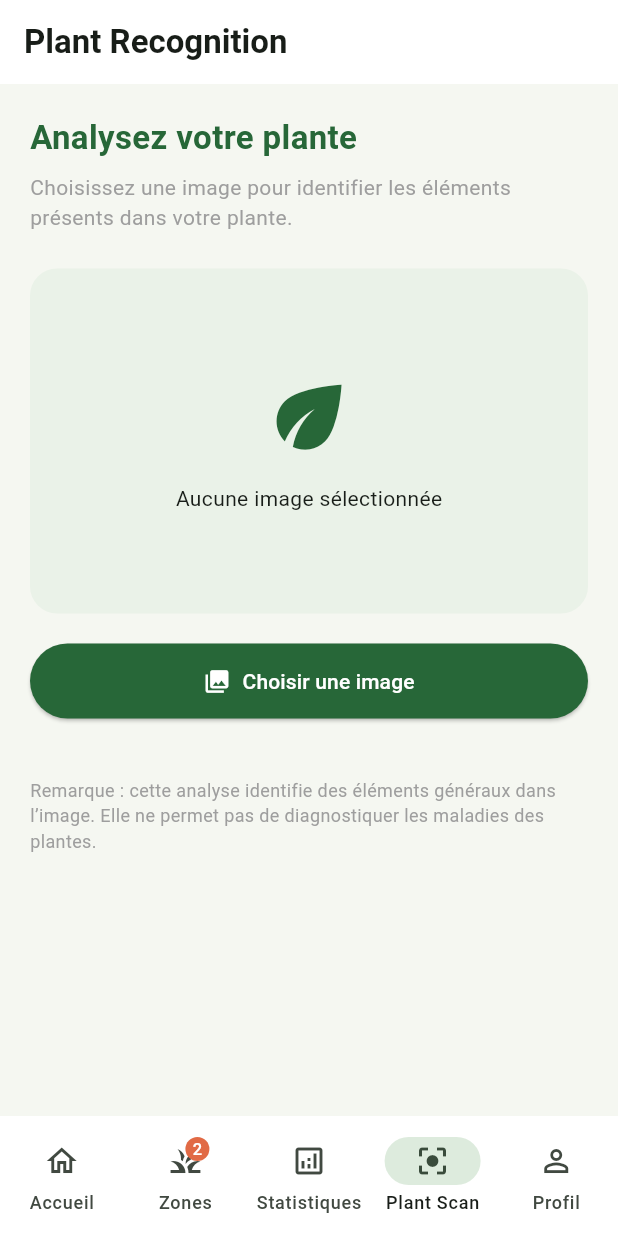
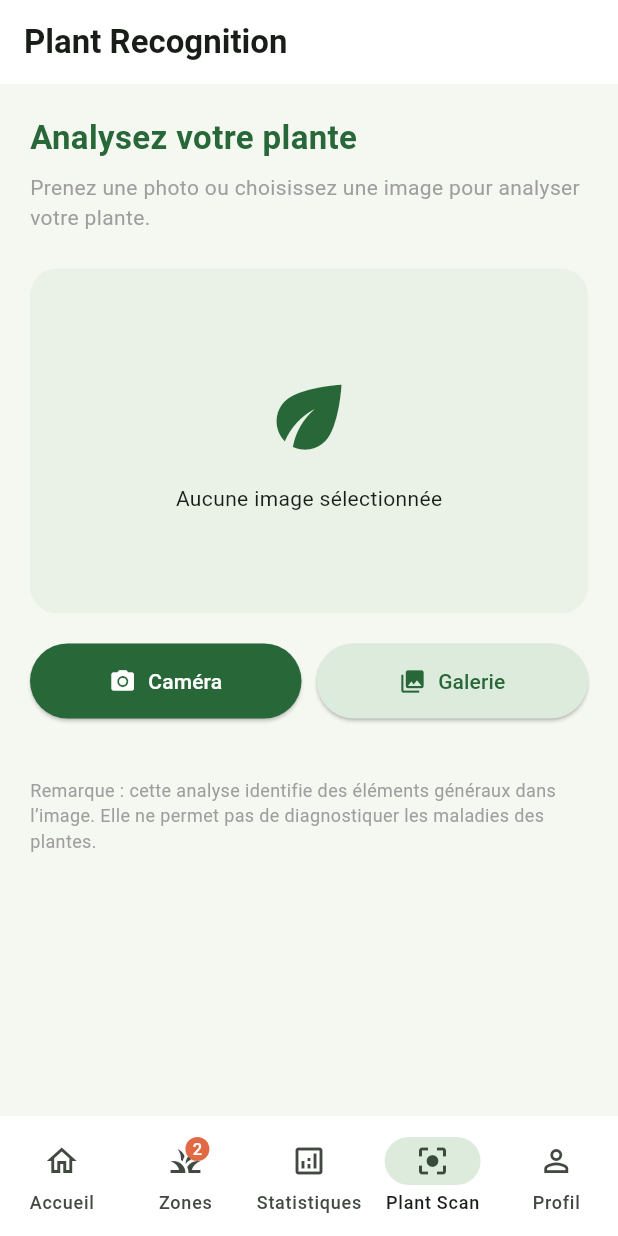
Before and after one commit to mehersoula1032-droid/agrismart_next, a Flutter app: the screen it shows once a user with an empty profile is signed in, item 4 of the bottom bar chosen, on a phone screen of 412 x 824 dp. Run offline on Flutter 3.47's test engine with Material 3 defaults, Android fonts, the phone set to English and light mode, and no system bars; our stand-ins replace firebase_auth, firebase_core, image_picker; missing offline and left inert: google_mlkit_image_labeling; accounts and stored records are empty.

Commit message:
Add camera and Firebase AI dependency

```diff
--- a/lib/screens/plant_recognition_screen.dart
+++ b/lib/screens/plant_recognition_screen.dart
@@ -19,6 +19,7 @@ class _PlantRecognitionScreenState
 
   File? selectedImage;
   List<ImageLabel> labels = [];
+
   bool isLoading = false;
   String? errorMessage;
 
@@ -28,9 +29,12 @@ class _PlantRecognitionScreenState
     ),
   );
 
-  Future<void> selectImage() async {
+  // Camera and Gallery
+  Future<void> selectImage(ImageSource source) async {
+    try {
       final XFile? image = await _picker.pickImage(
-      source: ImageSource.gallery,
+        source: source,
+        imageQuality: 85,
       );
 
       if (image == null) return;
@@ -42,7 +46,6 @@ class _PlantRecognitionScreenState
         isLoading = true;
       });
 
-    try {
       final inputImage = InputImage.fromFilePath(image.path);
       final results = await _imageLabeler.processImage(inputImage);
 
@@ -82,8 +85,10 @@ class _PlantRecognitionScreenState
         ),
         backgroundColor: Colors.white,
       ),
+
       body: SingleChildScrollView(
         padding: const EdgeInsets.all(20),
+
         child: Column(
           crossAxisAlignment: CrossAxisAlignment.stretch,
           children: [
@@ -95,20 +100,28 @@ class _PlantRecognitionScreenState
                 color: Color(0xFF276738),
               ),
             ),
+
             const SizedBox(height: 8),
+
             const Text(
-              'Choisissez une image pour identifier les éléments '
-                  'présents dans votre plante.',
-              style: TextStyle(fontSize: 14, color: Colors.grey),
+              'Prenez une photo ou choisissez une image '
+                  'pour analyser votre plante.',
+              style: TextStyle(
+                fontSize: 14,
+                color: Colors.grey,
               ),
+            ),
+
             const SizedBox(height: 24),
 
+            // Image Preview
             Container(
               height: 230,
               decoration: BoxDecoration(
                 color: const Color(0xFFEAF2E8),
                 borderRadius: BorderRadius.circular(18),
               ),
+
               child: selectedImage == null
                   ? const Column(
                 mainAxisAlignment: MainAxisAlignment.center,
@@ -126,6 +139,7 @@ class _PlantRecognitionScreenState
                 borderRadius: BorderRadius.circular(18),
                 child: Image.file(
                   selectedImage!,
+                  width: double.infinity,
                   fit: BoxFit.cover,
                 ),
               ),
@@ -133,33 +147,72 @@ class _PlantRecognitionScreenState
 
             const SizedBox(height: 20),
 
-            ElevatedButton.icon(
-              onPressed: isLoading ? null : selectImage,
-              icon: const Icon(Icons.photo_library),
-              label: const Text('Choisir une image'),
+            // Camera and Gallery Buttons
+            Row(
+              children: [
+                Expanded(
+                  child: ElevatedButton.icon(
+                    onPressed: isLoading
+                        ? null
+                        : () => selectImage(ImageSource.camera),
+                    icon: const Icon(Icons.camera_alt),
+                    label: const Text('Caméra'),
                     style: ElevatedButton.styleFrom(
                       backgroundColor: const Color(0xFF276738),
                       foregroundColor: Colors.white,
-                padding: const EdgeInsets.symmetric(vertical: 15),
+                      padding: const EdgeInsets.symmetric(
+                        vertical: 15,
                       ),
+                    ),
+                  ),
+                ),
+
+                const SizedBox(width: 10),
+
+                Expanded(
+                  child: ElevatedButton.icon(
+                    onPressed: isLoading
+                        ? null
+                        : () => selectImage(ImageSource.gallery),
+                    icon: const Icon(Icons.photo_library),
+                    label: const Text('Galerie'),
+                    style: ElevatedButton.styleFrom(
+                      backgroundColor: const Color(0xFFDDEBDD),
+                      foregroundColor: const Color(0xFF276738),
+                      padding: const EdgeInsets.symmetric(
+                        vertical: 15,
+                      ),
+                    ),
+                  ),
+                ),
+              ],
             ),
 
             const SizedBox(height: 24),
 
+            // Loading
             if (isLoading)
-              const Center(
-                child: CircularProgressIndicator(
+              const Column(
+                children: [
+                  CircularProgressIndicator(
                     color: Color(0xFF276738),
                   ),
+                  SizedBox(height: 12),
+                  Text('Analyse de votre image...'),
+                ],
               ),
 
+            // Error
             if (errorMessage != null)
               Text(
                 errorMessage!,
                 textAlign: TextAlign.center,
-                style: const TextStyle(color: Colors.red),
+                style: const TextStyle(
+                  color: Colors.red,
+                ),
               ),
 
+            // Results
             if (labels.isNotEmpty) ...[
               const Text(
                 'Résultats de l’analyse',
@@ -169,6 +222,7 @@ class _PlantRecognitionScreenState
                   color: Color(0xFF276738),
                 ),
               ),
+
               const SizedBox(height: 12),
 
               ...labels.map(
@@ -178,9 +232,17 @@ class _PlantRecognitionScreenState
                       Icons.eco,
                       color: Color(0xFF276738),
                     ),
-                    title: Text(label.label),
+
+                    title: Text(
+                      label.label,
+                      style: const TextStyle(
+                        fontWeight: FontWeight.bold,
+                      ),
+                    ),
+
                     subtitle: Text(
-                      'Confiance : ${(label.confidence * 100).toStringAsFixed(1)}%',
+                      'Confiance : '
+                          '${(label.confidence * 100).toStringAsFixed(1)}%',
                     ),
                   ),
                 ),
--- a/pubspec.yaml
+++ b/pubspec.yaml
@@ -20,6 +20,7 @@ dependencies:
   firebase_auth: ^5.3.4
   image_picker: ^1.2.4
   google_mlkit_image_labeling: ^1.0.3
+  firebase_ai: ^2.3.0
 
 dev_dependencies:
   flutter_test:
```
Also changed, not shown: pubspec.lock, 1 other file. Lines whose indentation alone changed are shown as unchanged.
